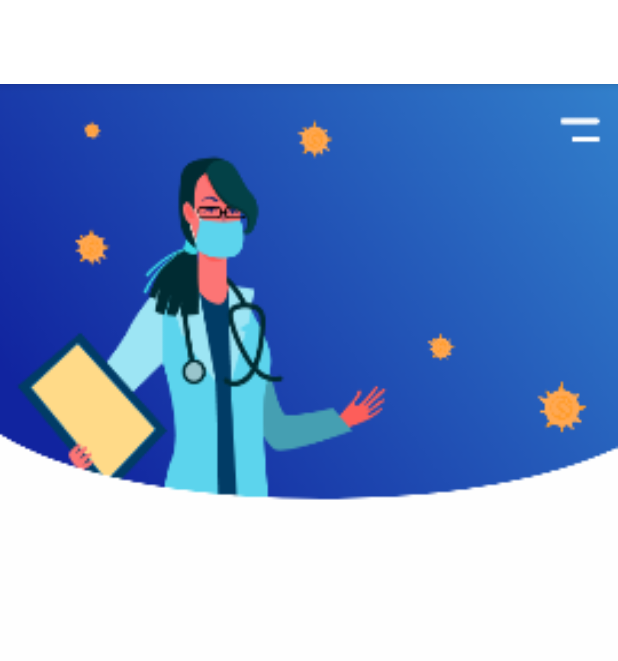
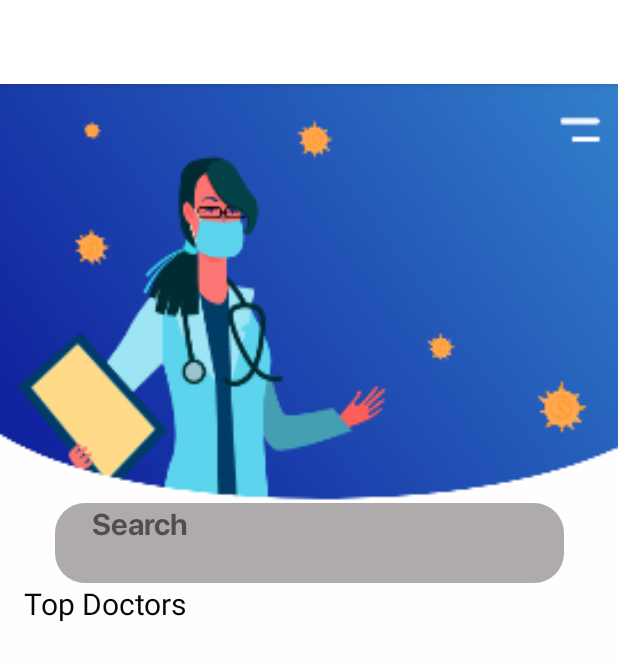
Before and after one commit to abhinavmaharana/Medical_App, an Android app: the detailscollectedactivity screen opened directly, with no data from a screen before it, on a phone screen of 412 x 824 dp. Shown: the top 661 px of the screen. Run offline under Robolectric (Android 15) with nearby library versions, the phone set to English and light mode, and no system bars.

Commit message:
initial commit

```diff
--- a/app/src/main/res/layout/activity_detailscollectedactivity.xml
+++ b/app/src/main/res/layout/activity_detailscollectedactivity.xml
@@ -7,4 +7,51 @@
     android:background="@drawable/after_option_page"
     tools:context=".detailscollectedactivity">
 
+    <TextView
+        android:id="@+id/textView3"
+        android:layout_width="339dp"
+        android:layout_height="53dp"
+        android:layout_marginStart="36dp"
+        android:layout_marginLeft="36dp"
+        android:layout_marginTop="279dp"
+        android:layout_marginEnd="36dp"
+        android:layout_marginRight="36dp"
+        android:background="@drawable/option"
+        android:backgroundTint="@color/light_grey"
+        android:fontFamily="@font/bold"
+        android:text="Search"
+        android:textSize="20sp"
+        app:layout_constraintEnd_toEndOf="parent"
+        app:layout_constraintStart_toStartOf="parent"
+        app:layout_constraintTop_toTopOf="parent"
+        tools:ignore="MissingConstraints"
+        tools:targetApi="lollipop" />
+
+    <TextView
+        android:id="@+id/textView4"
+        android:layout_width="wrap_content"
+        android:layout_height="wrap_content"
+        android:layout_marginStart="40dp"
+        android:layout_marginLeft="40dp"
+        android:layout_marginEnd="312dp"
+        android:layout_marginRight="312dp"
+        android:text="Top Doctors"
+        android:textColor="@color/black"
+        android:textSize="20sp"
+        app:layout_constraintBottom_toTopOf="@+id/_dynamic"
+        app:layout_constraintEnd_toEndOf="parent"
+        app:layout_constraintStart_toStartOf="parent"
+        app:layout_constraintTop_toBottomOf="@+id/textView3"
+        tools:ignore="UnknownId" />
+
+    <ListView
+        android:layout_width="412dp"
+        android:layout_height="326dp"
+        android:layout_marginStart="1dp"
+        android:layout_marginLeft="1dp"
+        android:layout_marginBottom="1dp"
+        app:layout_constraintBottom_toBottomOf="parent"
+        app:layout_constraintEnd_toEndOf="parent"
+        app:layout_constraintStart_toStartOf="parent" />
+
 </androidx.constraintlayout.widget.ConstraintLayout>
```
Also changed, not shown: app/src/main/res/drawable/call.png (added), app/src/main/res/drawable/message.png (added), app/src/main/res/drawable/reviews.png (added), app/src/main/res/drawable/search.png (added).
